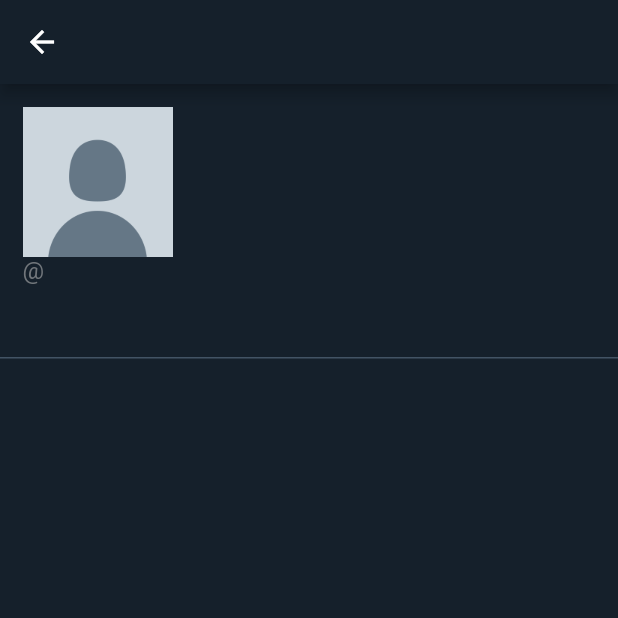
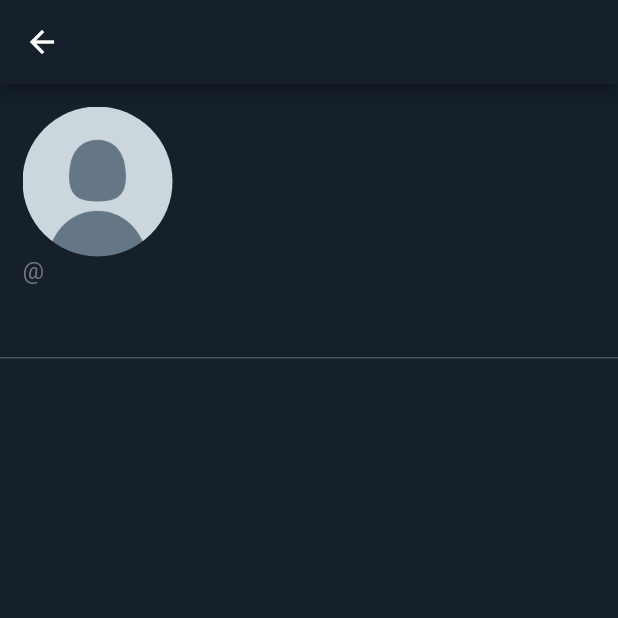
Before and after one commit to derfliwbej/tuwitta-flutter, a Flutter app: the FeedPage screen opened by its route, in the side drawer, after a tap on "View Profile", on a phone screen of 412 x 824 dp, the top half of it. Run offline on Flutter 3.47's test engine with Material 2 defaults, Android fonts, the phone set to English and light mode, and no system bars; our stand-ins replace flutter_secure_storage, font_awesome_flutter; missing offline and left inert: flutter_secure_storage_web; accounts and stored records are empty; network calls fail.

Commit message:
Fix: Make avatars circular

```diff
--- a/lib/feed/feed.dart
+++ b/lib/feed/feed.dart
@@ -169,7 +169,7 @@ class _FeedPageState extends State<FeedPage> {
             icon: CircleAvatar(
               radius: 18,
               backgroundColor: Colors.blue.withOpacity(0.0),
-              child: Image.asset("assets/profile_icon.png"),
+              backgroundImage: AssetImage("assets/profile_icon.png"),
             ),
             onPressed: () => Scaffold.of(context).openDrawer(),
           ),
@@ -274,7 +274,7 @@ class _DrawerWidgetState extends State<DrawerWidget>  with RouteAware {
                       CircleAvatar(
                         radius: 40,
                         backgroundColor: Colors.blue.withOpacity(0.0),
-                        child: Image.asset("assets/profile_icon.png"),
+                        backgroundImage: AssetImage("assets/profile_icon.png"),
                       ),
                       SizedBox(height: 10.0),
                       Text('@$username'),
@@ -332,7 +332,7 @@ class PostItem extends StatelessWidget {
       leading: CircleAvatar(
         radius: 18,
         backgroundColor: Colors.blue.withOpacity(0.0),
-        child: Image.asset("assets/user_icon.jpg"),
+        backgroundImage: AssetImage("assets/user_icon.jpg"),
       ),
       title: Text(post.username, style: TextStyle(fontWeight: FontWeight.bold, fontSize: 18.0)),
       subtitle: Text(post.text, style: TextStyle(color: Colors.white)),
--- a/lib/feed/view_post.dart
+++ b/lib/feed/view_post.dart
@@ -90,7 +90,7 @@ class PostWidget extends StatelessWidget {
               CircleAvatar(
                 radius: 30,
                 backgroundColor: Colors.blue.withOpacity(0.0),
-                child: Image.asset("assets/user_icon.jpg"),
+                backgroundImage: AssetImage("assets/user_icon.jpg"),
               ),
               SizedBox(width: 15.0),
               Text(post.username, style: const TextStyle(fontSize: 18.0, fontWeight: FontWeight.bold)),
--- a/lib/profile/view_profile.dart
+++ b/lib/profile/view_profile.dart
@@ -46,7 +46,7 @@ class ProfileHeader extends StatelessWidget {
               CircleAvatar(
                 radius: 50,
                 backgroundColor: Colors.blue.withOpacity(0.0),
-                child: Image.asset("assets/profile_icon.png"),
+                backgroundImage: AssetImage("assets/profile_icon.png"),
               ),
               Text(
                 '@$username',
```
